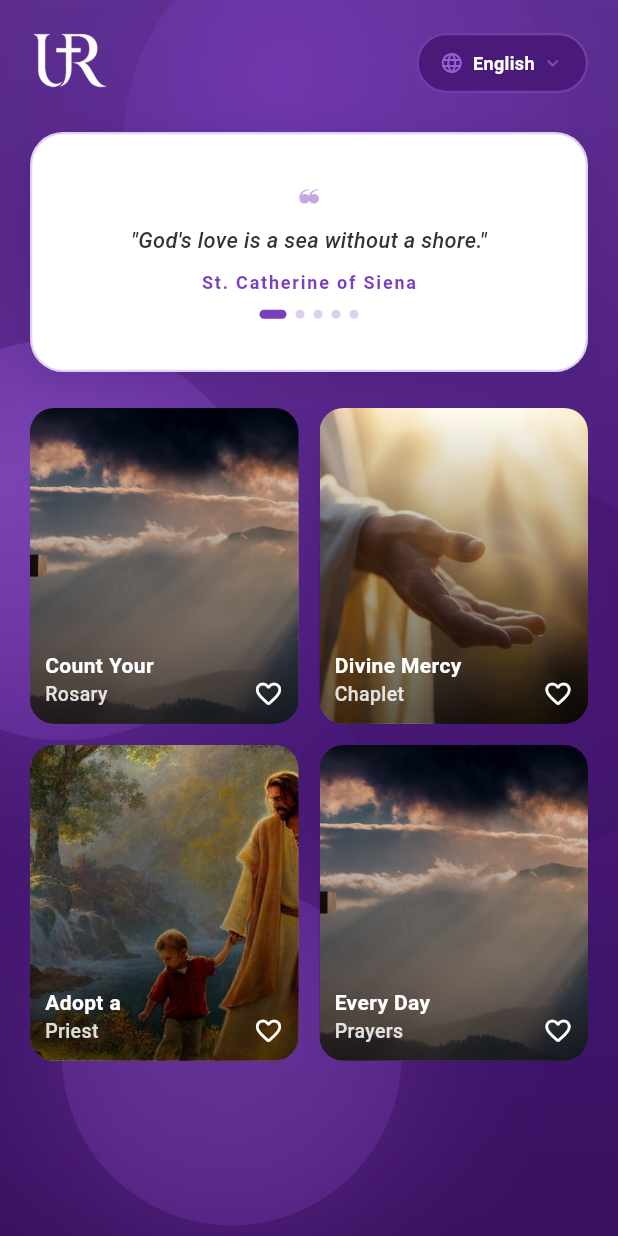
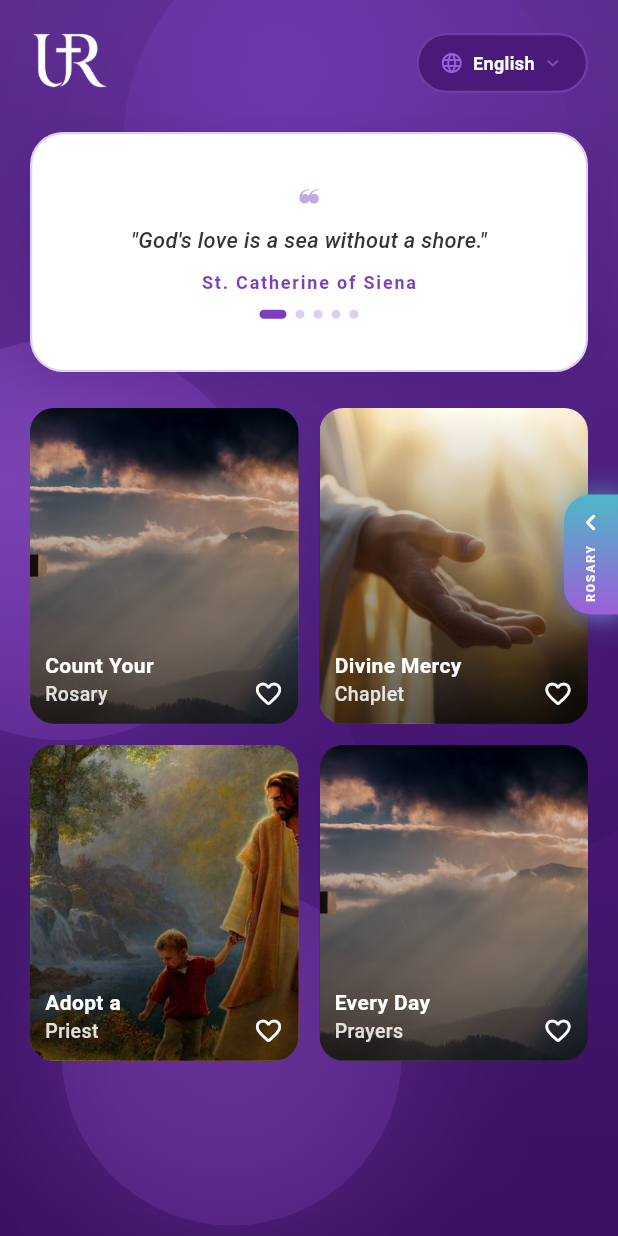
Before and after one commit to AbhijithTJ/conta_beads, a Flutter app: the HomeScreen screen opened directly with empty values, on a phone screen of 412 x 824 dp. Run offline on Flutter 3.47's test engine with Material 3 defaults, Android fonts, the phone set to English and light mode, and no system bars; our stand-ins replace curved_navigation_bar, intl_phone_field, local_auth, shared_preferences; accounts and stored records are empty; Roboto replaces fonts that are missing (Georgia).

Commit message:
add quick rosary

```diff
--- a/lib/screens/home_page/home_screen.dart
+++ b/lib/screens/home_page/home_screen.dart
@@ -30,7 +30,13 @@ class _HomeScreenState extends State<HomeScreen> with TickerProviderStateMixin {
   late Animation<double> _orb3Anim;
   late Animation<double> _orb4Anim;
 
+  // Quick count drag handle
+  double _dragOffset = 0;
+  bool _dragging = false;
+  static const double _dragThreshold = 80;
+
   String _selectedLanguage = 'English';
+
   final List<Map<String, String>> _languages = [
     {'code': 'EN', 'name': 'English'},
     {'code': 'ML', 'name': 'Malayalam'},
@@ -208,7 +214,92 @@ class _HomeScreenState extends State<HomeScreen> with TickerProviderStateMixin {
                 ),
               ),
             ),
+            _buildDragHandle(size),
           ],
+        ),
+      ),
+    );
+  }
+
+  Widget _buildDragHandle(Size size) {
+    return Positioned(
+      right: 0,
+      top: size.height * 0.40,
+      child: GestureDetector(
+        onTap: () => Navigator.of(context).push(MaterialPageRoute(
+          builder: (_) => CountingScreen(userEmail: widget.userEmail),
+        )),
+        onHorizontalDragStart: (_) => setState(() { _dragging = true; _dragOffset = 0; }),
+        onHorizontalDragUpdate: (d) {
+          // right-side tab: drag left (negative delta) to trigger
+          setState(() => _dragOffset = (_dragOffset - d.delta.dx).clamp(0, _dragThreshold + 20));
+        },
+        onHorizontalDragEnd: (_) {
+          if (_dragOffset >= _dragThreshold) {
+            Navigator.of(context).push(MaterialPageRoute(
+              builder: (_) => CountingScreen(userEmail: widget.userEmail),
+            ));
+          }
+          setState(() { _dragOffset = 0; _dragging = false; });
+        },
+        child: AnimatedContainer(
+          duration: _dragging ? Duration.zero : const Duration(milliseconds: 300),
+          curve: Curves.easeOut,
+          transform: Matrix4.translationValues(-_dragOffset, 0, 0),
+          child: Row(
+            children: [
+              // Progress indicator while dragging (appears to the left of tab)
+              if (_dragging && _dragOffset > 8)
+                Container(
+                  width: _dragOffset.clamp(0, _dragThreshold),
+                  height: 80,
+                  decoration: BoxDecoration(
+                    gradient: LinearGradient(
+                      colors: [AppColors.chapletAccent.withOpacity(0.0), AppColors.chapletAccent.withOpacity(0.5)],
+                    ),
+                  ),
+                  child: _dragOffset >= _dragThreshold
+                      ? const Center(child: Icon(Icons.auto_awesome_rounded, color: Colors.white, size: 20))
+                      : null,
+                ),
+              // The pull tab
+              Container(
+                width: 36,
+                height: 80,
+                decoration: BoxDecoration(
+                  gradient: const LinearGradient(
+                    colors: [AppColors.chapletAccent, AppColors.authPurpleLight],
+                    begin: Alignment.topCenter,
+                    end: Alignment.bottomCenter,
+                  ),
+                  borderRadius: const BorderRadius.horizontal(left: Radius.circular(18)),
+                  boxShadow: [
+                    BoxShadow(color: AppColors.chapletAccent.withOpacity(0.60), blurRadius: 16, spreadRadius: 2, offset: const Offset(3, 0)),
+                    BoxShadow(color: AppColors.authPurpleLight.withOpacity(0.35), blurRadius: 8, offset: const Offset(0, 4)),
+                  ],
+                ),
+                child: Column(
+                  mainAxisAlignment: MainAxisAlignment.center,
+                  children: [
+                    const Icon(Icons.chevron_left_rounded, color: Colors.white, size: 22),
+                    const SizedBox(height: 4),
+                    RotatedBox(
+                      quarterTurns: 3,
+                      child: Text(
+                        'ROSARY',
+                        style: TextStyle(
+                          color: Colors.white.withOpacity(0.90),
+                          fontSize: 8,
+                          fontWeight: FontWeight.w800,
+                          letterSpacing: 1.2,
+                        ),
+                      ),
+                    ),
+                  ],
+                ),
+              ),
+            ],
+          ),
         ),
       ),
     );
```
